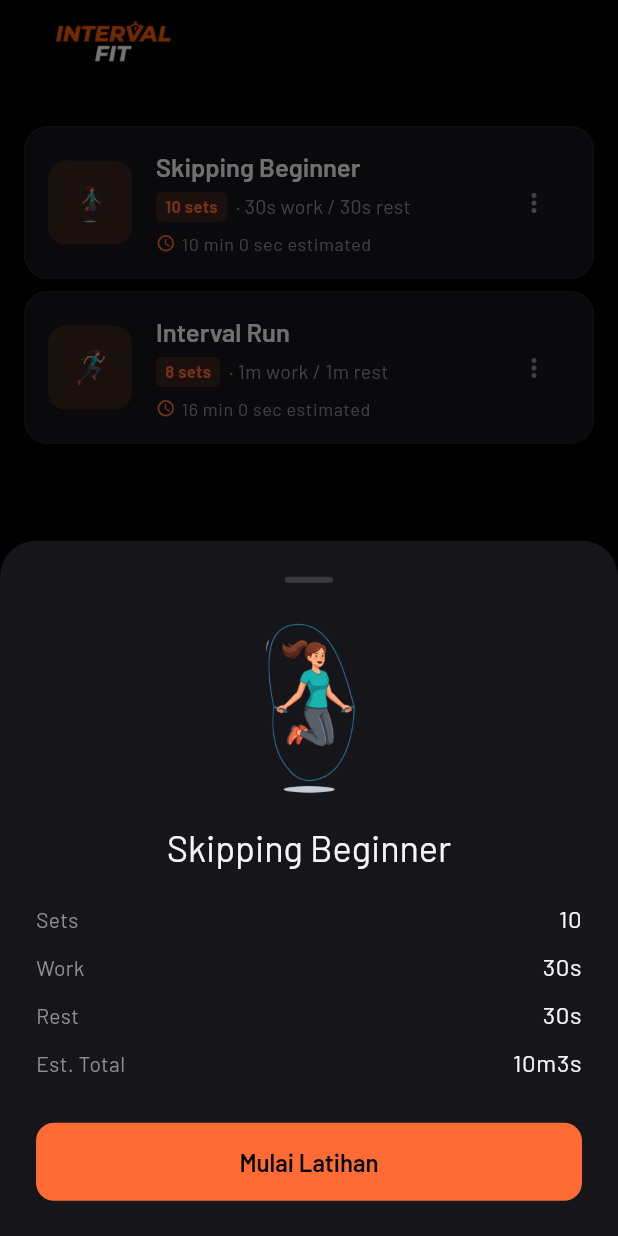
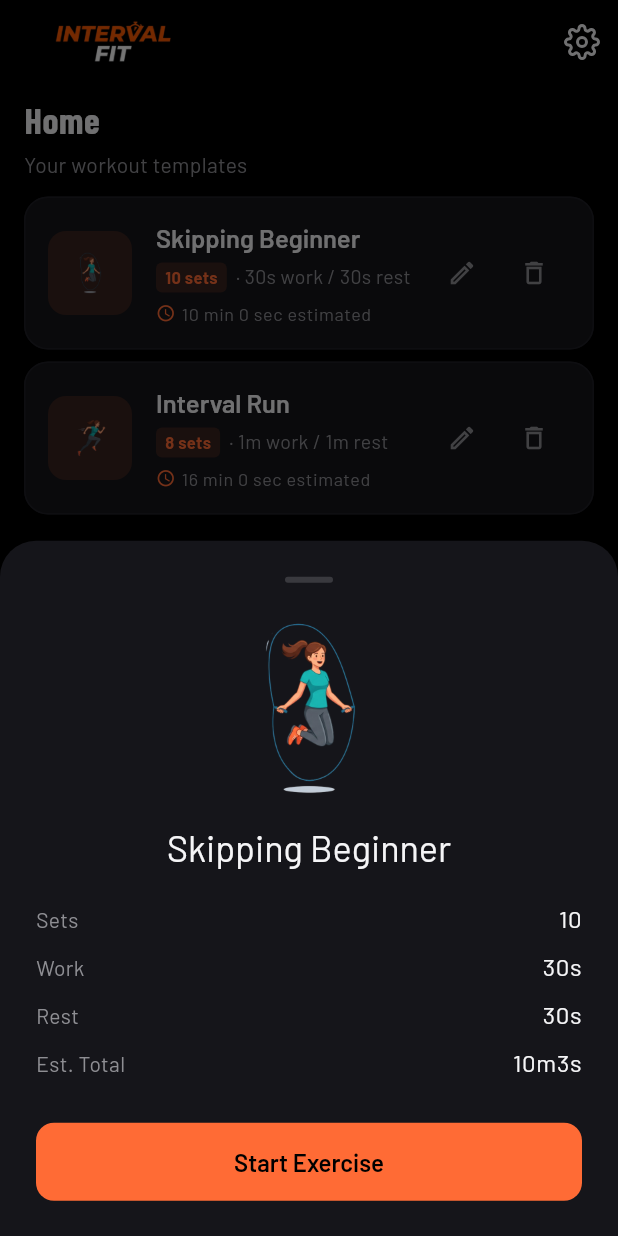
Before and after one commit to hafizhsul/interval-fit, a Flutter app: the screen it shows after launch, after a tap on "Skipping Beginner", on a phone screen of 412 x 824 dp. Run offline on Flutter 3.47's test engine with Material 3 defaults, Android fonts, the phone set to English and light mode, and no system bars; our stand-ins replace audioplayers, flutter_riverpod, flutter_svg, flutter_tts, shared_preferences, sqflite and 1 more; missing offline and left inert: flutter_background_service, health; accounts and stored records are empty.

Commit message:
chore: ui-redesign — apply review feedback and branch sync

```diff
--- a/lib/core/providers.dart
+++ b/lib/core/providers.dart
@@ -1,3 +1,4 @@
+import 'package:audioplayers/audioplayers.dart';
 import 'package:flutter_riverpod/flutter_riverpod.dart';
 import 'package:shared_preferences/shared_preferences.dart';
 import 'package:sqflite/sqflite.dart';
@@ -29,7 +30,8 @@ final settingsServiceProvider = Provider<SettingsService>(
 
 final voiceServiceProvider = Provider<VoiceService>((ref) {
   final settings = ref.watch(settingsServiceProvider);
-  final vs = VoiceService(enabled: settings.voiceEnabled);
+  final focusPlayer = AudioPlayer();
+  final vs = VoiceService(enabled: settings.voiceEnabled, focusPlayer: focusPlayer);
   vs.init();
   return vs;
 });
--- a/lib/features/history/history_screen.dart
+++ b/lib/features/history/history_screen.dart
@@ -19,39 +19,60 @@ class HistoryScreen extends ConsumerWidget {
   @override
   Widget build(BuildContext context, WidgetRef ref) {
     final history = ref.watch(_historyProvider);
-    return Scaffold(
-      appBar: AppBar(
-        title: const Text(
-          'History',
-          style: TextStyle(
-            fontFamily: 'BarlowCondensed',
-            fontSize: 26,
-            fontWeight: FontWeight.w700,
-            letterSpacing: 0.5,
-            color: AppColors.onSurface,
-          ),
-        ),
-      ),
-      body: history.when(
+    return history.when(
         loading: () => const Center(child: CircularProgressIndicator()),
         error: (e, _) => Center(child: Text('Failed to load history:\n$e')),
         data: (list) {
           if (list.isEmpty) return const _EmptyState();
           return RefreshIndicator(
             onRefresh: () => ref.refresh(_historyProvider.future),
+      child: Column(
+        crossAxisAlignment: CrossAxisAlignment.start,
+        children: [
+          Padding(
+            padding: const EdgeInsets.fromLTRB(
+              AppSpacing.md,
+              AppSpacing.sm,
+              AppSpacing.md,
+              AppSpacing.sm,
+            ),
+                  child: Column(
+                    crossAxisAlignment: CrossAxisAlignment.start,
+                    children: [
+                      Text(
+                        'History',
+                        style: Theme.of(context)
+                            .textTheme
+                            .headlineMedium
+                            ?.copyWith(fontWeight: FontWeight.w800, color: AppColors.onSurface),
+                      ),
+                      const SizedBox(height: AppSpacing.xs),
+                      Text(
+                        'Past workout sessions',
+                        style: Theme.of(context)
+                            .textTheme
+                            .bodyMedium
+                            ?.copyWith(color: AppColors.onSurfaceMute),
+                      ),
+                    ],
+                  ),
+                ),
+                Expanded(
                   child: ListView.builder(
                     padding: const EdgeInsets.fromLTRB(
                       AppSpacing.md,
-                AppSpacing.lg,
+                      0,
                       AppSpacing.md,
                       AppSpacing.xxl,
                     ),
                     itemCount: list.length,
                     itemBuilder: (context, i) => _SessionTile(session: list[i]),
                   ),
+                ),
+              ],
+            ),
           );
         },
-      ),
       );
   }
 }
--- a/lib/features/home/home_screen.dart
+++ b/lib/features/home/home_screen.dart
@@ -7,6 +7,7 @@ import '../../data/models/workout_template.dart';
 import '../../shared/design/tokens.dart';
 import '../../shared/format.dart';
 import '../../shared/theme/app_theme.dart';
+import '../health/health_screen.dart';
 import '../history/history_screen.dart';
 import '../settings/settings_screen.dart';
 import '../stats/stats_screen.dart';
@@ -23,7 +24,7 @@ const _navPages = [
   _NavPage('Home', 'assets/svg/home.svg'),
   _NavPage('History', 'assets/svg/history.svg'),
   _NavPage('Stats', 'assets/svg/stats.svg'),
-  _NavPage('Settings', 'assets/svg/settings.svg'),
+  _NavPage('Health', 'assets/svg/heart.svg'),
 ];
 
 class HomeScreen extends ConsumerStatefulWidget {
@@ -40,12 +41,32 @@ class _HomeScreenState extends ConsumerState<HomeScreen> {
   Widget build(BuildContext context) {
     return Scaffold(
       appBar: AppBar(
+        centerTitle: false,
+        titleSpacing: 16,
         title: Image.asset(
           'assets/images/title-logo.png',
           width: 120,
           height: 32,
           fit: BoxFit.contain,
         ),
+        actions: [
+          IconButton(
+            icon: SvgPicture.asset(
+              'assets/svg/settings.svg',
+              width: 24,
+              height: 24,
+              colorFilter: const ColorFilter.mode(AppColors.onSurface, BlendMode.srcIn),
+            ),
+            onPressed: () {
+              if (context.mounted) {
+                Navigator.of(context).push(
+                  MaterialPageRoute(builder: (_) => const SettingsScreen()),
+                );
+              }
+            },
+            tooltip: 'Settings',
+          ),
+        ],
       ),
     body: IndexedStack(
       index: _index,
@@ -53,7 +74,7 @@ class _HomeScreenState extends ConsumerState<HomeScreen> {
         _HomeList(),
         _HistoryPage(),
         _StatsPage(),
-        _SettingsPage(),
+        _HealthPage(),
       ],
     ),
     floatingActionButton: _CenterCreateButton(
@@ -184,15 +205,50 @@ class _HomeList extends ConsumerWidget {
         if (list.isEmpty) return const _EmptyState();
         return RefreshIndicator(
           onRefresh: () => ref.refresh(templateListProvider.future),
+          child: Column(
+            crossAxisAlignment: CrossAxisAlignment.start,
+            children: [
+              Padding(
+                padding: const EdgeInsets.fromLTRB(
+                  AppSpacing.md,
+                  AppSpacing.sm,
+                  AppSpacing.md,
+                  AppSpacing.sm,
+                ),
+                child: Column(
+                  crossAxisAlignment: CrossAxisAlignment.start,
+                  children: [
+                    Text(
+                      'Home',
+                      style: Theme.of(context)
+                          .textTheme
+                          .headlineMedium
+                          ?.copyWith(fontWeight: FontWeight.w800, color: AppColors.onSurface),
+                    ),
+                    const SizedBox(height: AppSpacing.xs),
+                    Text(
+                      'Your workout templates',
+                      style: Theme.of(context)
+                          .textTheme
+                          .bodyMedium
+                          ?.copyWith(color: AppColors.onSurfaceMute),
+                    ),
+                  ],
+                ),
+              ),
+              Expanded(
                 child: ListView.builder(
                   padding: const EdgeInsets.fromLTRB(
                     AppSpacing.md,
-              AppSpacing.lg,
+                    0,
                     AppSpacing.md,
                     AppSpacing.xxl,
                   ),
                   itemCount: list.length,
                   itemBuilder: (context, i) => _TemplateCard(template: list[i]),
+                ),
+              ),
+            ],
           ),
         );
       },
@@ -218,12 +274,12 @@ class _StatsPage extends StatelessWidget {
   }
 }
 
-class _SettingsPage extends StatelessWidget {
-  const _SettingsPage();
+class _HealthPage extends StatelessWidget {
+  const _HealthPage();
 
   @override
   Widget build(BuildContext context) {
-    return const SettingsScreen();
+    return const HealthScreen();
   }
 }
 
@@ -436,11 +492,12 @@ class _TemplateCard extends ConsumerWidget {
                   ],
                 ),
               ),
-              PopupMenuButton<_CardAction>(
-                icon: const Icon(Icons.more_vert, color: AppColors.onSurfaceMute, size: 20),
-                padding: EdgeInsets.zero,
-                onSelected: (action) async {
-                  if (action == _CardAction.edit) {
+               Row(
+                 mainAxisSize: MainAxisSize.min,
+                 children: [
+                   IconButton(
+                     icon: const Icon(Icons.edit_outlined, color: AppColors.onSurfaceMute, size: 20),
+                     onPressed: () {
                        if (context.mounted) {
                          Navigator.of(context).push(
                            MaterialPageRoute(
@@ -448,20 +505,17 @@ class _TemplateCard extends ConsumerWidget {
                            ),
                          );
                        }
-                  } else if (action == _CardAction.delete) {
+                     },
+                     tooltip: 'Edit',
+                   ),
+                   IconButton(
+                     icon: const Icon(Icons.delete_outlined, color: AppColors.onSurfaceMute, size: 20),
+                     onPressed: () {
                        if (context.mounted) {
-                      await _confirmDelete(context, ref);
-                    }
+                         _confirmDelete(context, ref);
                        }
                      },
-                itemBuilder: (ctx) => [
-                  const PopupMenuItem(
-                    value: _CardAction.edit,
-                    child: Text('Edit'),
-                  ),
-                  const PopupMenuItem(
-                    value: _CardAction.delete,
-                    child: Text('Delete'),
+                     tooltip: 'Delete',
                    ),
                  ],
                ),
@@ -472,5 +526,3 @@ class _TemplateCard extends ConsumerWidget {
     );
   }
 }
-
-enum _CardAction { edit, delete }
--- a/lib/features/home/widgets/workout_confirm_sheet.dart
+++ b/lib/features/home/widgets/workout_confirm_sheet.dart
@@ -23,7 +23,8 @@ class WorkoutConfirmSheet extends StatelessWidget {
     final seconds = totalSeconds % 60;
     final estDuration = minutes > 0 ? '${minutes}m${seconds}s' : '${seconds}s';
 
-    return Padding(
+    return SingleChildScrollView(
+      child: Padding(
         padding: const EdgeInsets.fromLTRB(
           AppSpacing.lg, AppSpacing.lg, AppSpacing.lg, AppSpacing.xxl,
         ),
@@ -70,14 +71,15 @@ class WorkoutConfirmSheet extends StatelessWidget {
                   ),
                 );
               },
-            child: const Text('Mulai Latihan', style: TextStyle(fontSize: 16)),
+              child: const Text('Start Exercise', style: TextStyle(fontSize: 16)),
             ),
             const SizedBox(height: AppSpacing.sm),
             TextButton(
               onPressed: () => Navigator.of(context).pop(),
-            child: Text('Batal', style: TextStyle(color: AppColors.onSurfaceMute)),
+              child: Text('Cancel', style: TextStyle(color: AppColors.onSurfaceMute)),
             ),
           ],
+        ),
       ),
     );
   }
@@ -85,6 +87,7 @@ class WorkoutConfirmSheet extends StatelessWidget {
 
 class _Row extends StatelessWidget {
   const _Row({required this.label, required this.value});
+
   final String label;
   final String value;
 
--- a/lib/features/stats/stats_screen.dart
+++ b/lib/features/stats/stats_screen.dart
@@ -14,18 +14,6 @@ class StatsScreen extends ConsumerWidget {
     final stat = ref.watch(_statsProvider);
 
     return Scaffold(
-      appBar: AppBar(
-        title: const Text(
-          'Stats',
-          style: TextStyle(
-            fontFamily: 'BarlowCondensed',
-            fontSize: 26,
-            fontWeight: FontWeight.w700,
-            letterSpacing: 0.5,
-            color: AppColors.onSurface,
-          ),
-        ),
-      ),
       body: stat.when(
         loading: () => const Center(child: CircularProgressIndicator()),
         error: (e, _) => Center(child: Text('Failed to load stats:\n$e')),
@@ -53,10 +41,43 @@ class StatsScreen extends ConsumerWidget {
               ),
             );
           }
-          return RefreshIndicator(
-            onRefresh: () => ref.refresh(_statsProvider.future),
-            child: _StatsBody(stat: s),
-          );
+  return RefreshIndicator(
+        onRefresh: () => ref.refresh(_statsProvider.future),
+      child: Column(
+        crossAxisAlignment: CrossAxisAlignment.start,
+        children: [
+          Padding(
+            padding: const EdgeInsets.fromLTRB(
+              AppSpacing.md,
+              AppSpacing.sm,
+              AppSpacing.md,
+              AppSpacing.sm,
+            ),
+              child: Column(
+                crossAxisAlignment: CrossAxisAlignment.start,
+                children: [
+                  Text(
+                    'Statistics',
+                    style: Theme.of(context)
+                        .textTheme
+                        .headlineMedium
+                            ?.copyWith(fontWeight: FontWeight.w800, color: AppColors.onSurface),
+                  ),
+                  const SizedBox(height: AppSpacing.xs),
+                  Text(
+                    'Your workout progress overview',
+                    style: Theme.of(context)
+                        .textTheme
+                        .bodyMedium
+                        ?.copyWith(color: AppColors.onSurfaceMute),
+                  ),
+                ],
+              ),
+            ),
+            Expanded(child: _StatsBody(stat: s)),
+          ],
+        ),
+      );
         },
       ),
     );
```
Also changed, not shown: lib/core/voice_service.dart (+42 -20 lines), lib/features/health/health_screen.dart (+30 -13 lines), lib/features/template_builder/template_builder_screen.dart (+77 -90 lines), assets/svg/heart.svg (added), 4 other files. Lines whose indentation alone changed are shown as unchanged.
